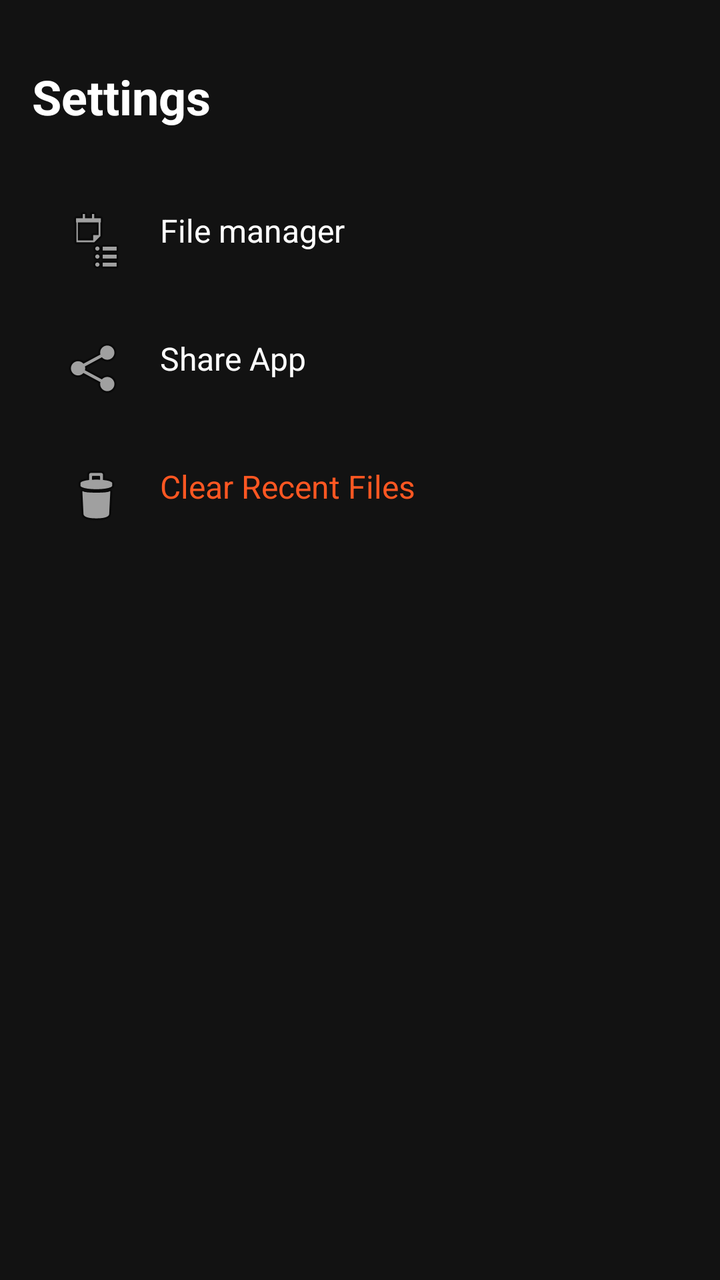
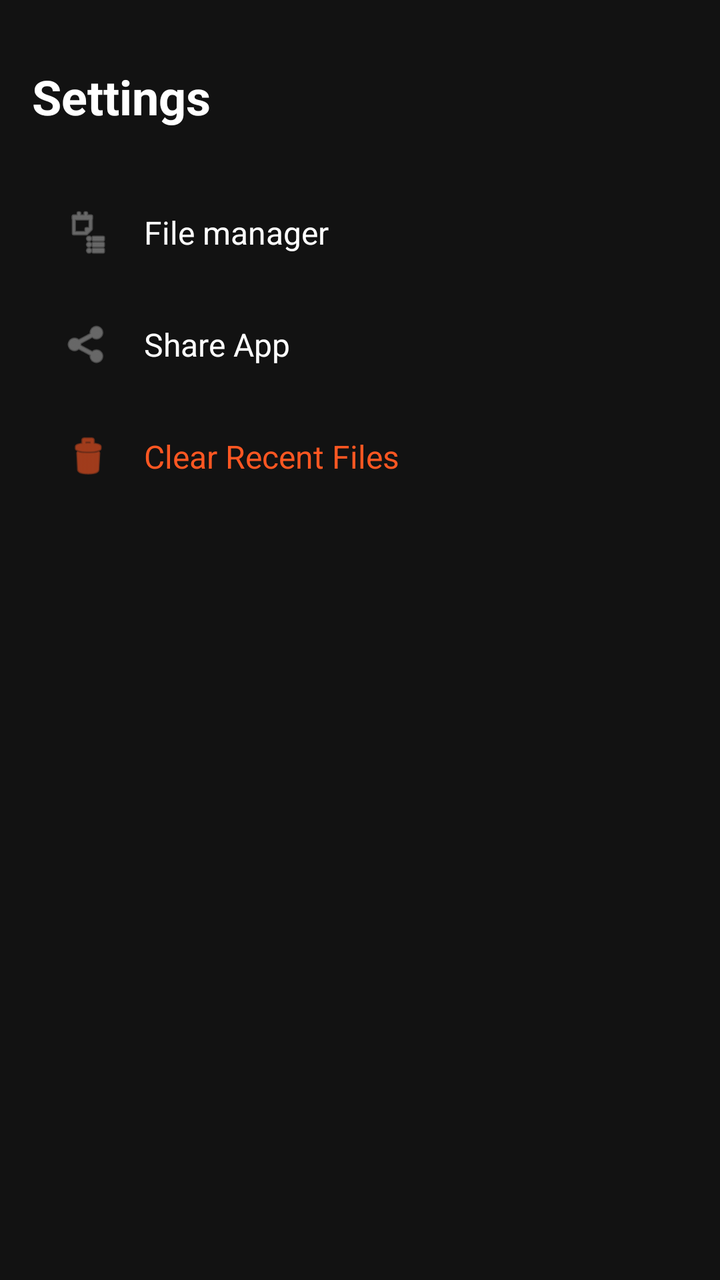

The first picture is an Android layout as it rendered before a commit; the second is the same layout after the commit. The layout source and the unified diff follow.
<!-- AndroidManifest.xml: application theme Theme.Material3.DayNight.NoActionBar -->
<!-- res/layout/fragment_settings.xml -->
<?xml version="1.0" encoding="utf-8"?>
<ScrollView xmlns:android="http://schemas.android.com/apk/res/android"
    android:layout_width="match_parent" android:layout_height="match_parent"
    android:background="#121212" android:fillViewport="true">

    <LinearLayout android:layout_width="match_parent" android:layout_height="wrap_content"
        android:orientation="vertical" android:padding="16dp">

        <TextView android:layout_width="wrap_content" android:layout_height="wrap_content"
            android:layout_marginTop="16dp" android:layout_marginBottom="24dp"
            android:text="Settings" android:textColor="#FFFFFF" android:textSize="24sp" android:textStyle="bold" />

        
        <TextView android:layout_width="match_parent" android:layout_height="wrap_content" android:text="File manager" android:textColor="#FFFFFF" android:textSize="16sp" android:padding="16dp" android:drawablePadding="16dp" android:drawableStart="@android:drawable/ic_menu_agenda" />
        <TextView android:layout_width="match_parent" android:layout_height="wrap_content" android:text="Share App" android:textColor="#FFFFFF" android:textSize="16sp" android:padding="16dp" android:drawablePadding="16dp" android:drawableStart="@android:drawable/ic_menu_share" />
        <TextView android:id="@+id/btnClearRecent" android:layout_width="match_parent" android:layout_height="wrap_content" android:text="Clear Recent Files" android:textColor="#FF5722" android:textSize="16sp" android:padding="16dp" android:drawablePadding="16dp" android:drawableStart="@android:drawable/ic_menu_delete" />
    </LinearLayout>
</ScrollView>
<!-- resources referenced by this layout -->
<resources>

</resources>

<!-- the commit's change to res/layout/fragment_settings.xml (unified diff, before → after) -->
@@ -10,9 +10,19 @@
             android:layout_marginTop="16dp" android:layout_marginBottom="24dp"
             android:text="Settings" android:textColor="#FFFFFF" android:textSize="24sp" android:textStyle="bold" />
 
-        
-        <TextView android:layout_width="match_parent" android:layout_height="wrap_content" android:text="File manager" android:textColor="#FFFFFF" android:textSize="16sp" android:padding="16dp" android:drawablePadding="16dp" android:drawableStart="@android:drawable/ic_menu_agenda" />
-        <TextView android:layout_width="match_parent" android:layout_height="wrap_content" android:text="Share App" android:textColor="#FFFFFF" android:textSize="16sp" android:padding="16dp" android:drawablePadding="16dp" android:drawableStart="@android:drawable/ic_menu_share" />
-        <TextView android:id="@+id/btnClearRecent" android:layout_width="match_parent" android:layout_height="wrap_content" android:text="Clear Recent Files" android:textColor="#FF5722" android:textSize="16sp" android:padding="16dp" android:drawablePadding="16dp" android:drawableStart="@android:drawable/ic_menu_delete" />
+        <LinearLayout android:layout_width="match_parent" android:layout_height="wrap_content" android:orientation="horizontal" android:padding="16dp" android:gravity="center_vertical">
+            <ImageView android:layout_width="24dp" android:layout_height="24dp" android:src="@android:drawable/ic_menu_agenda" app:tint="#A0A0A0" xmlns:app="http://schemas.android.com/apk/res-auto"/>
+            <TextView android:layout_width="wrap_content" android:layout_height="wrap_content" android:layout_marginStart="16dp" android:text="File manager" android:textColor="#FFFFFF" android:textSize="16sp" />
+        </LinearLayout>
+
+        <LinearLayout android:layout_width="match_parent" android:layout_height="wrap_content" android:orientation="horizontal" android:padding="16dp" android:gravity="center_vertical">
+            <ImageView android:layout_width="24dp" android:layout_height="24dp" android:src="@android:drawable/ic_menu_share" app:tint="#A0A0A0" xmlns:app="http://schemas.android.com/apk/res-auto"/>
+            <TextView android:layout_width="wrap_content" android:layout_height="wrap_content" android:layout_marginStart="16dp" android:text="Share App" android:textColor="#FFFFFF" android:textSize="16sp" />
+        </LinearLayout>
+
+        <LinearLayout android:id="@+id/btnClearRecent" android:layout_width="match_parent" android:layout_height="wrap_content" android:orientation="horizontal" android:padding="16dp" android:gravity="center_vertical" android:background="?attr/selectableItemBackground">
+            <ImageView android:layout_width="24dp" android:layout_height="24dp" android:src="@android:drawable/ic_menu_delete" app:tint="#FF5722" xmlns:app="http://schemas.android.com/apk/res-auto"/>
+            <TextView android:layout_width="wrap_content" android:layout_height="wrap_content" android:layout_marginStart="16dp" android:text="Clear Recent Files" android:textColor="#FF5722" android:textSize="16sp" />
+        </LinearLayout>
     </LinearLayout>
 </ScrollView>
